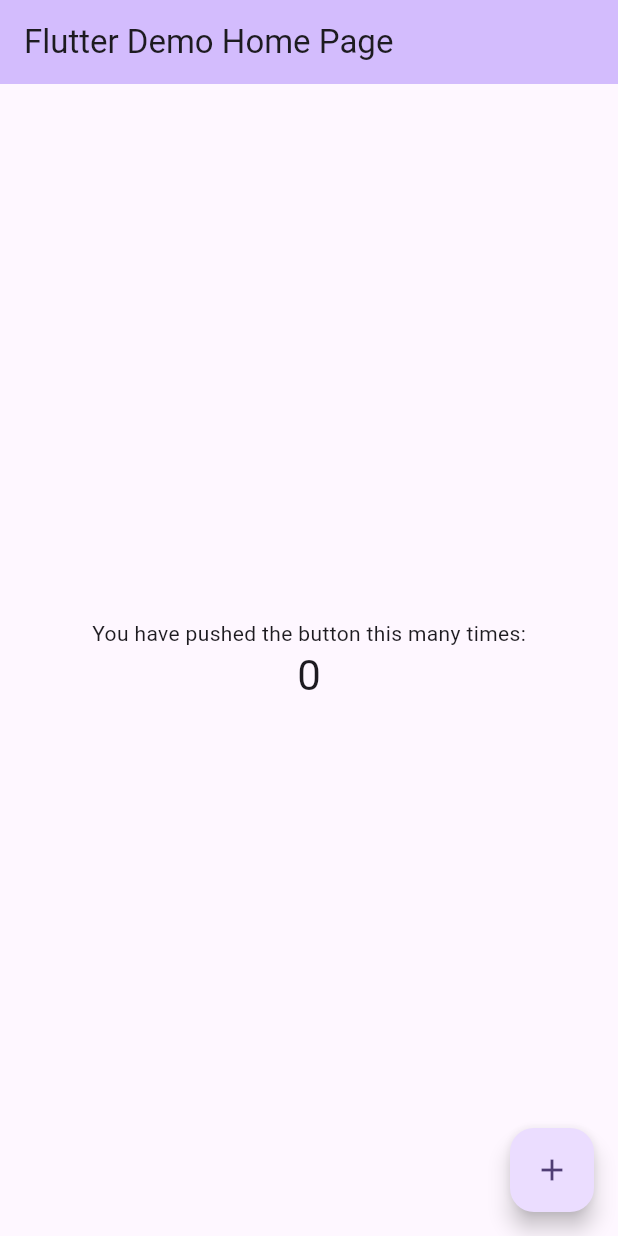
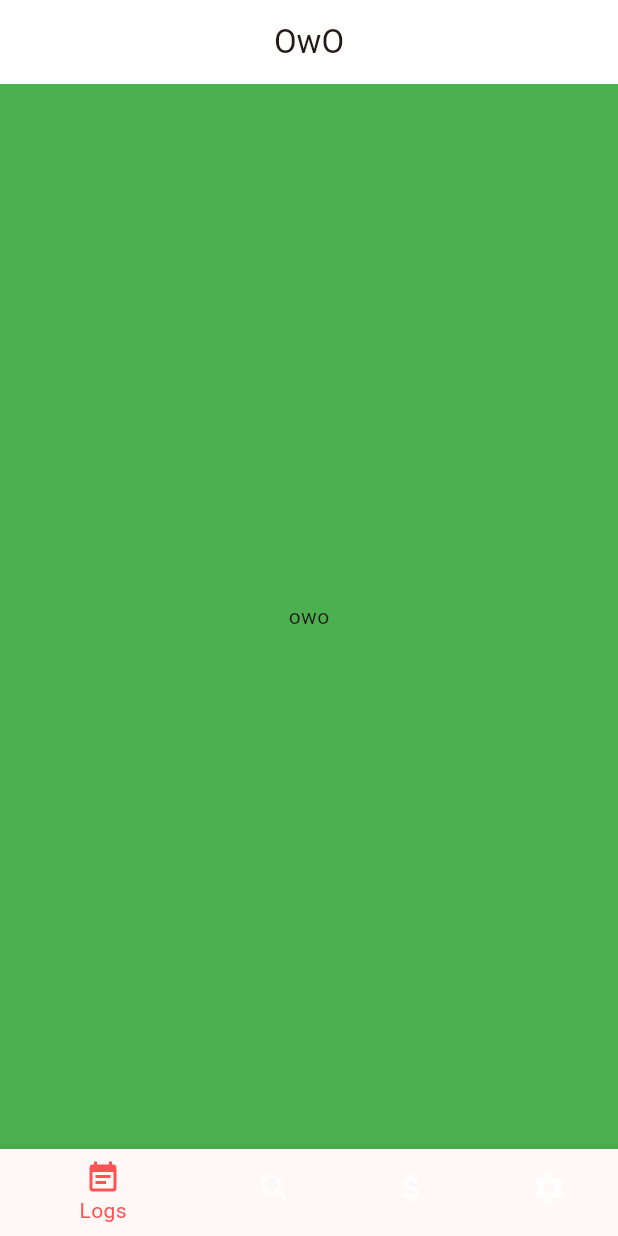
Before and after one commit to lrnzdc3696/chledge, a Flutter app: the screen it shows after launch, on a phone screen of 412 x 824 dp. Run offline on Flutter 3.47's test engine with Material 3 defaults, Android fonts, the phone set to English and light mode, and no system bars.

Commit message:
Created the base app, bottom bar, template for the 4 main screens.
This is done by following this youtube video. https://www.youtube.com/watch?v=71AsYo2q_0Y

```diff
--- a/lib/main.dart
+++ b/lib/main.dart
@@ -1,8 +1,11 @@
 import 'package:flutter/material.dart';
+import 'package:chledge/screens/bottom_bar.dart';
 
 void main() {
   runApp(const MyApp());
 }
+
+// TODO: Know why the top bar is not rendering
 
 class MyApp extends StatelessWidget {
   const MyApp({super.key});
@@ -11,115 +14,12 @@ class MyApp extends StatelessWidget {
   @override
   Widget build(BuildContext context) {
     return MaterialApp(
-      title: 'Flutter Demo',
+      title: 'Chledge',
       theme: ThemeData(
-        // This is the theme of your application.
-        //
-        // TRY THIS: Try running your application with "flutter run". You'll see
-        // the application has a purple toolbar. Then, without quitting the app,
-        // try changing the seedColor in the colorScheme below to Colors.green
-        // and then invoke "hot reload" (save your changes or press the "hot
-        // reload" button in a Flutter-supported IDE, or press "r" if you used
-        // the command line to start the app).
-        //
-        // Notice that the counter didn't reset back to zero; the application
-        // state is not lost during the reload. To reset the state, use hot
-        // restart instead.
-        //
-        // This works for code too, not just values: Most code changes can be
-        // tested with just a hot reload.
-        colorScheme: ColorScheme.fromSeed(seedColor: Colors.deepPurple),
+        colorScheme: ColorScheme.fromSeed(seedColor: Colors.red),
         useMaterial3: true,
       ),
-      home: const MyHomePage(title: 'Flutter Demo Home Page'),
+      home: const BottomBar(),
     );
   }
 }
-
-class MyHomePage extends StatefulWidget {
-  const MyHomePage({super.key, required this.title});
-
-  // This widget is the home page of your application. It is stateful, meaning
-  // that it has a State object (defined below) that contains fields that affect
-  // how it looks.
-
-  // This class is the configuration for the state. It holds the values (in this
-  // case the title) provided by the parent (in this case the App widget) and
-  // used by the build method of the State. Fields in a Widget subclass are
-  // always marked "final".
-
-  final String title;
-
-  @override
-  State<MyHomePage> createState() => _MyHomePageState();
-}
-
-class _MyHomePageState extends State<MyHomePage> {
-  int _counter = 0;
-
-  void _incrementCounter() {
-    setState(() {
-      // This call to setState tells the Flutter framework that something has
-      // changed in this State, which causes it to rerun the build method below
-      // so that the display can reflect the updated values. If we changed
-      // _counter without calling setState(), then the build method would not be
-      // called again, and so nothing would appear to happen.
-      _counter++;
-    });
-  }
-
-  @override
-  Widget build(BuildContext context) {
-    // This method is rerun every time setState is called, for instance as done
-    // by the _incrementCounter method above.
-    //
-    // The Flutter framework has been optimized to make rerunning build methods
-    // fast, so that you can just rebuild anything that needs updating rather
-    // than having to individually change instances of widgets.
-    return Scaffold(
-      appBar: AppBar(
-        // TRY THIS: Try changing the color here to a specific color (to
-        // Colors.amber, perhaps?) and trigger a hot reload to see the AppBar
-        // change color while the other colors stay the same.
-        backgroundColor: Theme.of(context).colorScheme.inversePrimary,
-        // Here we take the value from the MyHomePage object that was created by
-        // the App.build method, and use it to set our appbar title.
-        title: Text(widget.title),
-      ),
-      body: Center(
-        // Center is a layout widget. It takes a single child and positions it
-        // in the middle of the parent.
-        child: Column(
-          // Column is also a layout widget. It takes a list of children and
-          // arranges them vertically. By default, it sizes itself to fit its
-          // children horizontally, and tries to be as tall as its parent.
-          //
-          // Column has various properties to control how it sizes itself and
-          // how it positions its children. Here we use mainAxisAlignment to
-          // center the children vertically; the main axis here is the vertical
-          // axis because Columns are vertical (the cross axis would be
-          // horizontal).
-          //
-          // TRY THIS: Invoke "debug painting" (choose the "Toggle Debug Paint"
-          // action in the IDE, or press "p" in the console), to see the
-          // wireframe for each widget.
-          mainAxisAlignment: MainAxisAlignment.center,
-          children: <Widget>[
-            const Text(
-              'You have pushed the button this many times:',
-            ),
-            Text(
-              '$_counter',
-              style: Theme.of(context).textTheme.headlineMedium,
-            ),
-          ],
-        ),
-      ),
-      floatingActionButton: FloatingActionButton(
-        onPressed: _incrementCounter,
-        tooltip: 'Increment',
-        child: const Icon(Icons.add),
-      ), // This trailing comma makes auto-formatting nicer for build methods.
-    );
-  }
-}
--- /dev/null
+++ b/lib/screens/bottom_bar.dart
@@ -0,0 +1,57 @@
+import 'package:chledge/screens/logs.dart';
+import 'package:chledge/screens/overview.dart';
+import 'package:chledge/screens/payroll.dart';
+import 'package:chledge/screens/settings.dart';
+import 'package:flutter/material.dart';
+
+class BottomBar extends StatefulWidget {
+  const BottomBar({super.key});
+
+  @override
+  State<BottomBar> createState() => _BottomBarState();
+}
+
+class _BottomBarState extends State<BottomBar> {
+  int _selectedIndex = 0;
+  static final List<Widget> _widgetOptions = <Widget>[
+    Logs(),
+    Overview(),
+    Payroll(),
+    Settings(),
+  ];
+
+  void _onItemTap(int index) {
+    setState(() {
+      _selectedIndex = index;
+    });
+  }
+
+  @override
+  Widget build(BuildContext context) {
+    return Scaffold(
+      appBar: AppBar(
+          // backgroundColor: Theme.of(context).colorScheme.inversePrimary,
+          backgroundColor: Colors.white,
+          title: const Center(child: Text("OwO"))),
+      body: Center(child: _widgetOptions[_selectedIndex]),
+      bottomNavigationBar: BottomNavigationBar(
+        currentIndex: _selectedIndex,
+        onTap: _onItemTap,
+        showSelectedLabels: true,
+        showUnselectedLabels: false,
+        selectedItemColor: Colors.redAccent,
+        unselectedItemColor: Colors.white,
+        backgroundColor: Theme.of(context).colorScheme.inversePrimary,
+        // type: BottomNavigationBarType.fixed,  // To stop icons from moving
+        items: [
+          BottomNavigationBarItem(icon: Icon(Icons.event_note), label: "Logs"),
+          BottomNavigationBarItem(icon: Icon(Icons.search), label: "Overview"),
+          BottomNavigationBarItem(
+              icon: Icon(Icons.attach_money), label: "Payroll"),
+          BottomNavigationBarItem(
+              icon: Icon(Icons.settings), label: "Settings"),
+        ],
+      ),
+    );
+  }
+}
--- /dev/null
+++ b/lib/screens/logs.dart
@@ -0,0 +1,13 @@
+import 'package:flutter/material.dart';
+
+// TODO: Create the ui for this fucking shit
+
+class Logs extends StatelessWidget {
+  const Logs({super.key});
+
+  @override
+  Widget build(BuildContext context) {
+    return Scaffold(
+        backgroundColor: Colors.green, body: Center(child: Text("owo")));
+  }
+}
--- /dev/null
+++ b/lib/screens/overview.dart
@@ -0,0 +1,10 @@
+import 'package:flutter/material.dart';
+
+class Overview extends StatelessWidget {
+  const Overview({super.key});
+
+  @override
+  Widget build(BuildContext context) {
+    return Container(child: Text("new overview"));
+  }
+}
--- /dev/null
+++ b/lib/screens/payroll.dart
@@ -0,0 +1,10 @@
+import 'package:flutter/material.dart';
+
+class Payroll extends StatelessWidget {
+  const Payroll({super.key});
+
+  @override
+  Widget build(BuildContext context) {
+    return Container(child: Text("This in payroll"));
+  }
+}
--- /dev/null
+++ b/lib/screens/settings.dart
@@ -0,0 +1,10 @@
+import 'package:flutter/material.dart';
+
+class Settings extends StatelessWidget {
+  const Settings({super.key});
+
+  @override
+  Widget build(BuildContext context) {
+    return Container(child: Text("new settings"));
+  }
+}
```
